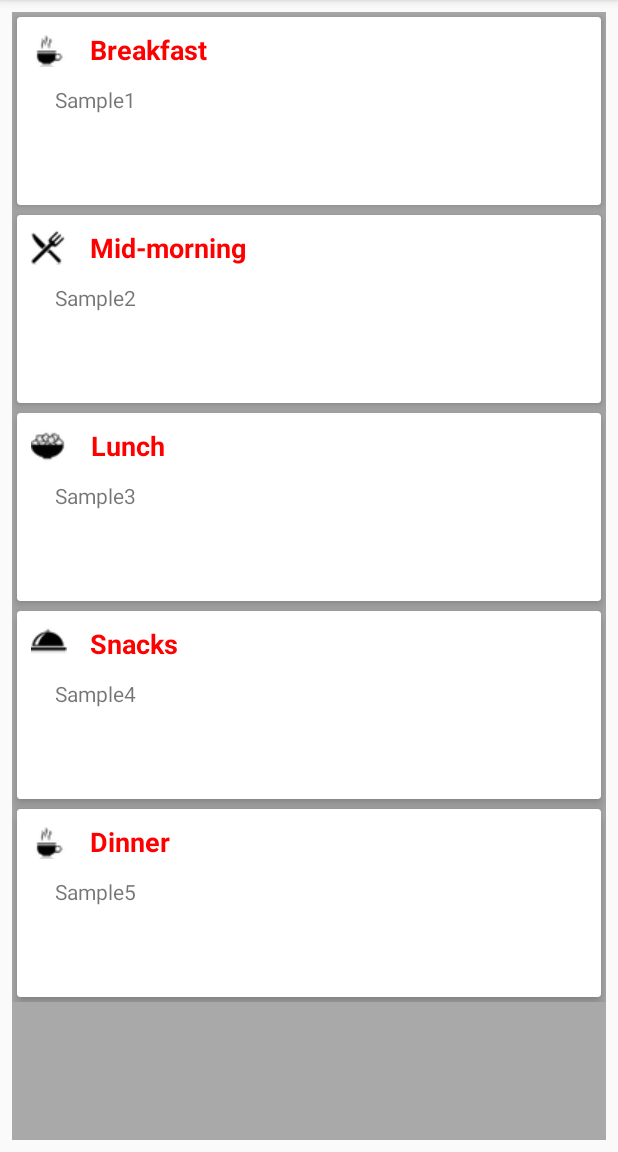
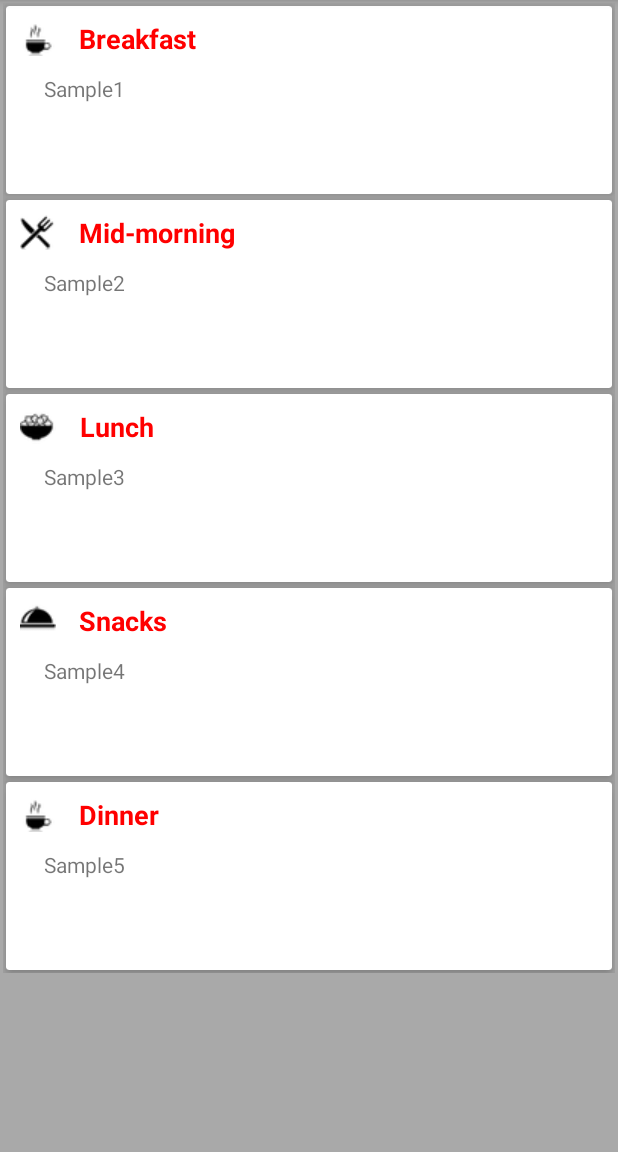
Before and after one commit to abhi1349/aa, an Android app: the FullDayChartActivity screen opened directly, with no data from a screen before it, on a phone screen of 412 x 824 dp, the part 84-1236 px from its top. Run offline under Robolectric (Android 15) with nearby library versions, the phone set to English and light mode, and no system bars; 5 statements that could not run were skipped.

Commit message:
button design changes Full Chart Activity Design change Button_shape change

```diff
--- a/app/src/main/AndroidManifest.xml
+++ b/app/src/main/AndroidManifest.xml
@@ -14,7 +14,7 @@
         android:roundIcon="@mipmap/ic_launcher_round"
         android:supportsRtl="true"
         android:theme="@style/AppTheme">
-        <activity android:name=".activity.PaidDietActivity">
+        <activity android:name=".activity.FreeDietActivity">
             <intent-filter>
                 <action android:name="android.intent.action.MAIN" />
 
@@ -32,7 +32,7 @@
             </intent-filter>
         </receiver>
 
-        <activity android:name=".activity.FreeDietActivity" />
+        <activity android:name=".activity.PaidDietActivity" />
         <activity android:name=".activity.PaidDaysActivity"></activity>
     </application>
 
--- a/app/src/main/res/layout/activity_full_day_chart.xml
+++ b/app/src/main/res/layout/activity_full_day_chart.xml
@@ -6,7 +6,7 @@
     xmlns:app="http://schemas.android.com/apk/res-auto"
     xmlns:tools="http://schemas.android.com/tools"
     android:orientation="vertical"
-    android:layout_margin="8dp"
+    android:padding="2dp"
     android:layout_gravity="center"
     android:background="@color/DarkGray"
     tools:context=".activity.FullDayChartActivity">
@@ -26,7 +26,7 @@
         <android.support.v7.widget.CardView
             android:layout_width="match_parent"
             android:layout_height="wrap_content"
-            android:layout_margin="3dp"
+            android:layout_margin="2dp"
             app:cardElevation="5dp">
 
             <RelativeLayout
@@ -62,7 +62,7 @@
         <android.support.v7.widget.CardView
             android:layout_width="match_parent"
             android:layout_height="wrap_content"
-            android:layout_margin="3dp"
+            android:layout_margin="2dp"
             app:cardElevation="5dp">
 
             <RelativeLayout
@@ -98,7 +98,7 @@
         <android.support.v7.widget.CardView
             android:layout_width="match_parent"
             android:layout_height="wrap_content"
-            android:layout_margin="3dp"
+            android:layout_margin="2dp"
             app:cardElevation="5dp">
 
             <RelativeLayout
@@ -134,7 +134,7 @@
         <android.support.v7.widget.CardView
             android:layout_width="match_parent"
             android:layout_height="wrap_content"
-            android:layout_margin="3dp"
+            android:layout_margin="2dp"
             app:cardElevation="5dp">
 
             <RelativeLayout
@@ -170,7 +170,7 @@
         <android.support.v7.widget.CardView
             android:layout_width="match_parent"
             android:layout_height="wrap_content"
-            android:layout_margin="3dp"
+            android:layout_margin="2dp"
             app:cardElevation="5dp">
 
             <RelativeLayout
@@ -207,7 +207,7 @@
             android:id="@+id/cardview_herbs"
             android:layout_width="match_parent"
             android:layout_height="wrap_content"
-            android:layout_margin="3dp"
+            android:layout_margin="2dp"
             app:cardElevation="5dp">
 
             <RelativeLayout
--- a/app/src/main/res/layout/layout_free_days_row.xml
+++ b/app/src/main/res/layout/layout_free_days_row.xml
@@ -15,7 +15,7 @@
             android:textColor="@color/colorWhite"
             android:textSize="20sp"
             android:textAllCaps="false"
-            android:background="@drawable/btn_shape_circle" />
+            android:background="@drawable/btn_shape" />
 
 
     </RelativeLayout>
--- a/app/src/main/res/layout/layout_paid_days_row.xml
+++ b/app/src/main/res/layout/layout_paid_days_row.xml
@@ -16,5 +16,5 @@
         android:textColor="@color/colorWhite"
         android:textSize="20sp"
         android:textAllCaps="false"
-        android:background="@drawable/btn_shape_circle"/>
+        android:background="@drawable/btn_shape"/>
 </RelativeLayout>
```
Also changed, not shown: app/src/main/res/drawable/btn_shape.xml (renamed from app/src/main/res/drawable/btn_shape_circle.xml).
